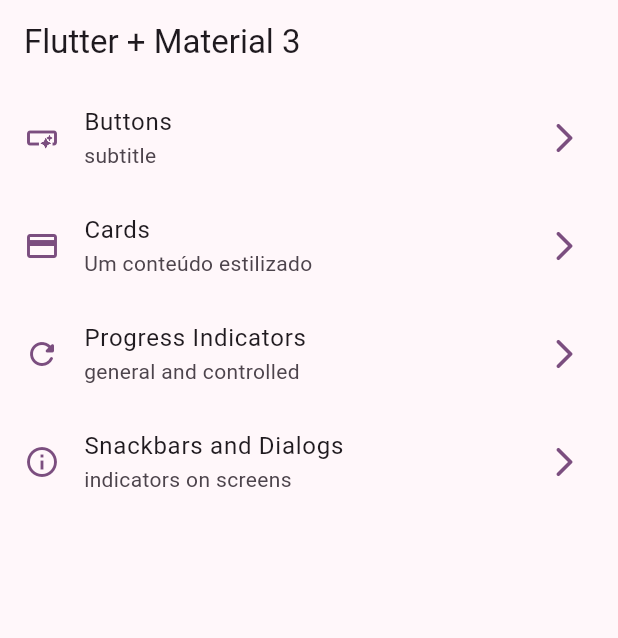
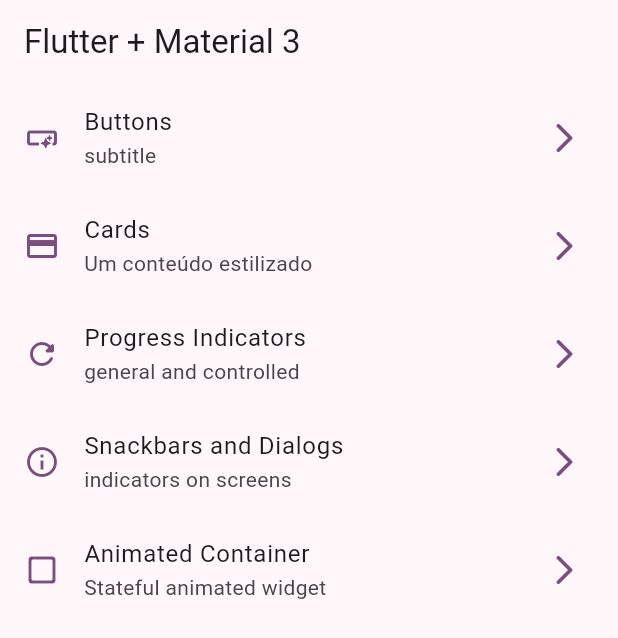
Before and after one commit to Fabricio-Guima/widgets_flutter_app, a Flutter app: the screen it shows after launch, on a phone screen of 412 x 824 dp. Shown: the top 638 px of the screen. Run offline on Flutter 3.47's test engine with Material 3 defaults, Android fonts, the phone set to English and light mode, and no system bars; our stand-ins replace go_router.

Commit message:
animated container

```diff
--- a/lib/config/menu/menu_items.dart
+++ b/lib/config/menu/menu_items.dart
@@ -40,4 +40,10 @@ const appMenuItems = <MenuItem>[
       subTitle: 'indicators on screens',
       link: '/snackbars',
       icon: Icons.info_outline),
+
+   MenuItem(
+      title: 'Animated Container',
+      subTitle: 'Stateful animated widget',
+      link: '/animated',
+      icon: Icons.check_box_outline_blank_rounded),
 ];
--- a/lib/config/router/app_router.dart
+++ b/lib/config/router/app_router.dart
@@ -35,5 +35,11 @@ final appRouter = GoRouter(
       path: '/snackbars',
       builder: (context, state) => const SnackbarScreen(),
     ),
+
+    GoRoute(
+      name: AnimatedScreen.name,
+      path: '/animated',
+      builder: (context, state) => const AnimatedScreen(),
+    ),
   ],
 );
```
Also changed, not shown: lib/presentation/screens/animated/animated_screen.dart (+55 -2 lines).
